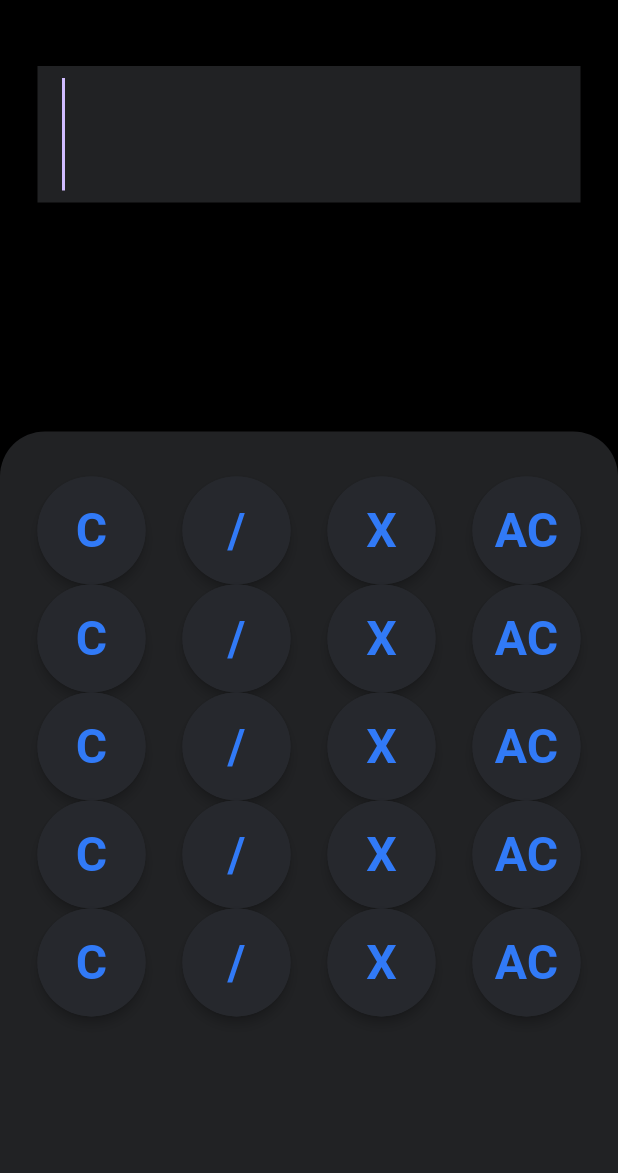
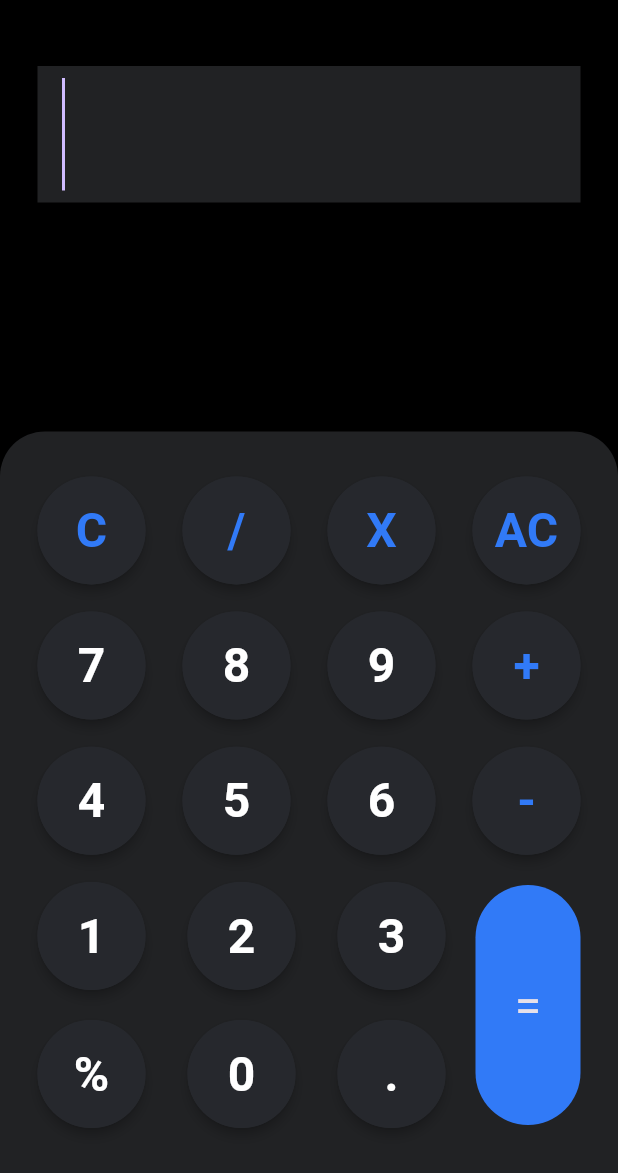
Before and after one commit to CodeCraftBilal/flutter-calculator-app, a Flutter app: the screen it shows after launch, on a phone screen of 412 x 824 dp, the part 63-1236 px from its top. Run offline on Flutter 3.47's test engine with Material 3 defaults, Android fonts, the phone set to English and light mode, and no system bars.

Commit message:
button designin complete

```diff
--- a/lib/screens/home_screen.dart
+++ b/lib/screens/home_screen.dart
@@ -1,7 +1,6 @@
 import 'package:calculator/constant/colors.dart';
 import 'package:calculator/screens/widgets_data.dart';
 import 'package:flutter/material.dart';
-import '../widgets/button.dart';
 import '../widgets/textfield.dart';
 
 class HomeScreen extends StatelessWidget {
@@ -11,7 +10,10 @@ class HomeScreen extends StatelessWidget {
   Widget build(BuildContext context) {
     final screenHeight = MediaQuery.sizeOf(context).height;
     final padding = EdgeInsets.symmetric(horizontal: 25, vertical: 30);
-    final decoration = BoxDecoration(color: AppColors.primaryColor, borderRadius: BorderRadius.vertical(top: Radius.circular(30)));
+    final decoration = BoxDecoration(
+      color: AppColors.primaryColor,
+      borderRadius: BorderRadius.vertical(top: Radius.circular(30)),
+    );
     return Scaffold(
       backgroundColor: Colors.black,
       appBar: AppBar(
@@ -23,36 +25,66 @@ class HomeScreen extends StatelessWidget {
         children: [
           CustomTextField(),
           const Spacer(),
-            Container(height: screenHeight * 0.6 ,
+          Container(
+            height: screenHeight * 0.6,
             width: double.infinity,
             padding: padding,
             decoration: decoration,
-              child: Column(children: [
+            child: Column(
+              mainAxisAlignment: MainAxisAlignment.spaceBetween,
+              children: [
                 Row(
                   mainAxisAlignment: MainAxisAlignment.spaceBetween,
-                  children: List.generate( 4 , (index) => buttonList[index])
+                  children: List.generate(4, (index) => buttonList[index]),
                 ),
                 Row(
                   mainAxisAlignment: MainAxisAlignment.spaceBetween,
-                    children: List.generate( 4 , (index) => buttonList[index+4])
+                  children: List.generate(4, (index) => buttonList[index + 4]),
                 ),
                 Row(
                   mainAxisAlignment: MainAxisAlignment.spaceBetween,
-                    children: List.generate( 4 , (index) => buttonList[index+8])
+                  children: List.generate(4, (index) => buttonList[index + 8]),
                 ),
                 Row(
-                    mainAxisAlignment: MainAxisAlignment.spaceBetween,
-                    children: List.generate( 4 , (index) => buttonList[index + 12])
-                ),
+                  children: [
+                    Expanded(
+                      child: Column(
+                        children: [
                           Row(
                             mainAxisAlignment: MainAxisAlignment.spaceBetween,
-                    children: List.generate( 4 , (index) => buttonList[index + 12])
+                            children: List.generate(
+                              3,
+                              (index) => buttonList[index + 12],
                             ),
-              ],),
+                          ),
+                          SizedBox(height: 20,),
+                          Row(
+                            mainAxisAlignment: MainAxisAlignment.spaceBetween,
+                            children: List.generate(
+                              3,
+                              (index) => buttonList[index + 15],
+                            ),
                           ),
                         ],
-
+                      ),
+                    ),
+                    SizedBox(width: 20,),
+                    Container(
+                      height: 160,
+                      width: 70,
+                      decoration: BoxDecoration(
+                          color: AppColors.secondaryColor,
+                          borderRadius: BorderRadius.circular(40)
+                      ),
+                      child: Center(child: Text("=", style: TextStyle(fontSize: 32),),),
                     )
+                  ],
+                ),
+              ],
+            ),
+          ),
+        ],
+      ),
     );
   }
 }
--- a/lib/screens/widgets_data.dart
+++ b/lib/screens/widgets_data.dart
@@ -9,23 +9,21 @@ List<Widget> buttonList = [
   Button1(label: 'X', textColor: AppColors.secondaryColor),
   Button1(label: 'AC', textColor: AppColors.secondaryColor),
 
-  Button1(label: 'C', textColor: AppColors.secondaryColor,),
-  Button1(label: '/', textColor: AppColors.secondaryColor),
-  Button1(label: 'X', textColor: AppColors.secondaryColor),
-  Button1(label: 'AC', textColor: AppColors.secondaryColor),
+  Button1(label: '7', ),
+  Button1(label: '8', ),
+  Button1(label: '9', ),
+  Button1(label: '+', textColor: AppColors.secondaryColor),
 
-  Button1(label: 'C', textColor: AppColors.secondaryColor,),
-  Button1(label: '/', textColor: AppColors.secondaryColor),
-  Button1(label: 'X', textColor: AppColors.secondaryColor),
-  Button1(label: 'AC', textColor: AppColors.secondaryColor),
+  Button1(label: '4', ),
+  Button1(label: '5', ),
+  Button1(label: '6', ),
+  Button1(label: '-', textColor: AppColors.secondaryColor),
 
-  Button1(label: 'C', textColor: AppColors.secondaryColor,),
-  Button1(label: '/', textColor: AppColors.secondaryColor),
-  Button1(label: 'X', textColor: AppColors.secondaryColor),
-  Button1(label: 'AC', textColor: AppColors.secondaryColor),
+  Button1(label: '1', ),
+  Button1(label: '2', ),
+  Button1(label: '3', ),
 
-  Button1(label: 'C', textColor: AppColors.secondaryColor,),
-  Button1(label: '/', textColor: AppColors.secondaryColor),
-  Button1(label: 'X', textColor: AppColors.secondaryColor),
-  Button1(label: 'AC', textColor: AppColors.secondaryColor),
+  Button1(label: '%', ),
+  Button1(label: '0', ),
+  Button1(label: '.', ),
 ];
```
Lines whose indentation alone changed are shown as unchanged.
